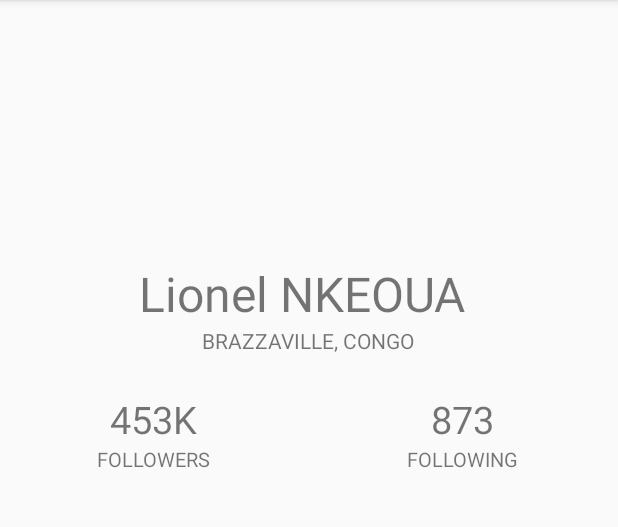
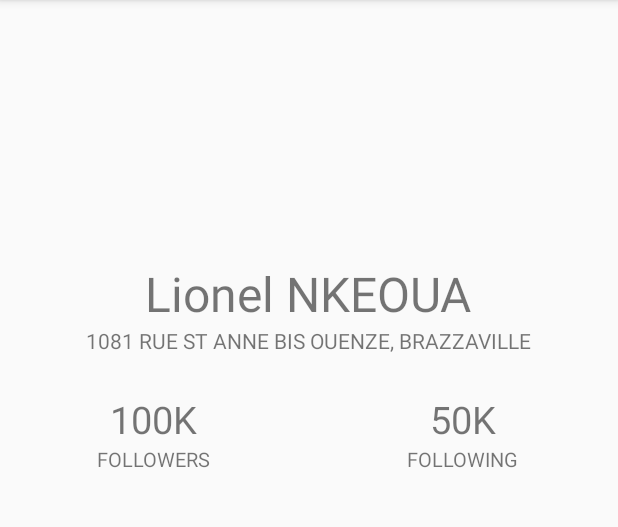
Before and after one commit to Nkeoualionel/Android-JetPack-DataBinding-Java, an Android app: the screen it shows after launch (MainActivity), on a phone screen of 412 x 824 dp, the part 84-611 px from its top. Run offline under Robolectric (Android 15) with nearby library versions, the phone set to English and light mode, and no system bars; our stand-ins replace data binding.

Commit message:
added widget with databinding

```diff
--- a/app/src/main/java/com/lionelnkeoua/databiding/MainActivity.java
+++ b/app/src/main/java/com/lionelnkeoua/databiding/MainActivity.java
@@ -17,6 +17,10 @@ public class MainActivity extends AppCompatActivity {
 
        binding = DataBindingUtil.setContentView(this, R.layout.activity_main);
 
+       binding.tvAddress.setText("1081 Rue st anne bis ouenze, brazzaville");
+       binding.tvFollowers.setText("100K");
+       binding.tvfollowing.setText("50K");
+       binding.tvName.setText("Lionel NKEOUA");
 
     }
 }
```
